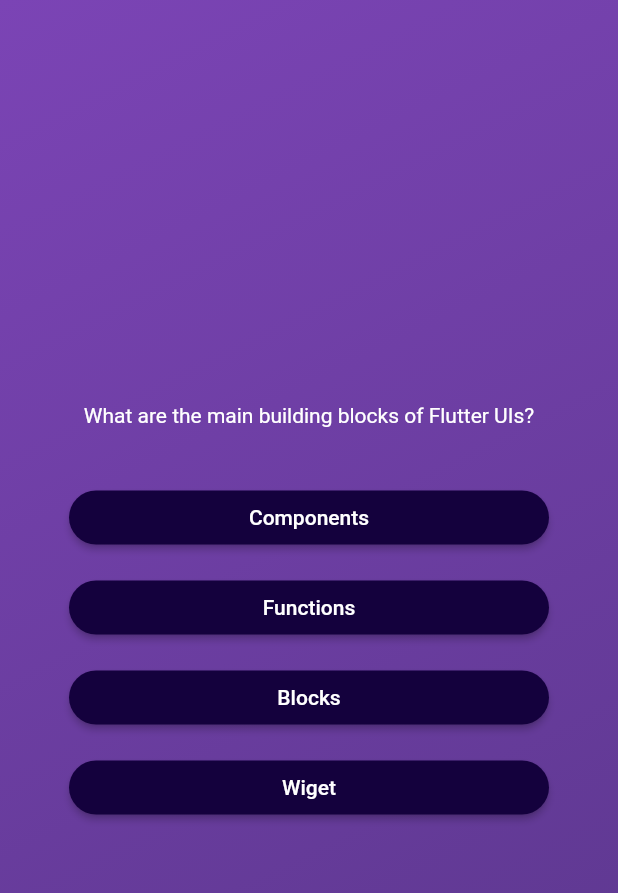
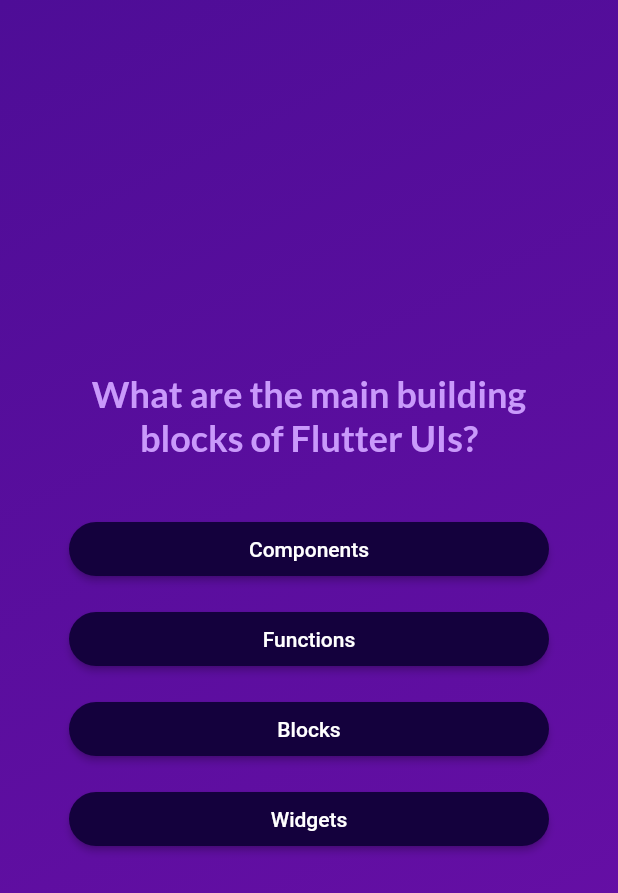
Before and after one commit to 0plek/quiz_app, a Flutter app: the screen it shows after launch, after a tap on "Start Quiz", on a phone screen of 412 x 824 dp. Shown: the top 893 px of the screen. Run offline on Flutter 3.47's test engine with Material 2 defaults, Android fonts, the phone set to English and light mode, and no system bars; our stand-ins replace google_fonts.

Commit message:
2-commit

```diff
--- a/lib/answear_button.dart
+++ b/lib/answer_button.dart
@@ -1,13 +1,13 @@
 import 'package:flutter/material.dart';
 
-class AnswearButton extends StatelessWidget {
-  const AnswearButton({
+class AnswerButton extends StatelessWidget {
+  const AnswerButton({
     super.key,
-    required this.answearText,
+    required this.answerText,
     required this.onTap,
   });
 
-  final String answearText;
+  final String answerText;
   final void Function() onTap;
 
   @override
@@ -24,7 +24,7 @@ class AnswearButton extends StatelessWidget {
             borderRadius: BorderRadius.circular(40),
           ),
         ),
-        child: Text(answearText),
+        child: Text(answerText),
       ),
     );
   }
--- a/lib/data/questions.dart
+++ b/lib/data/questions.dart
@@ -4,7 +4,7 @@ const questions = [
   QuizQuestion(
     'What are the main building blocks of Flutter UIs?',
     [
-      'Wiget',
+      'Widgets',
       'Components',
       'Blocks',
       'Functions',
--- a/lib/main.dart
+++ b/lib/main.dart
@@ -1,8 +1,7 @@
 import 'package:flutter/material.dart';
+
 import 'package:quizz_app/quiz.dart';
 
 void main() {
-  runApp(
-    const Quiz(),
-  );
+  runApp(const Quiz());
 }
--- a/lib/models/quiz_question.dart
+++ b/lib/models/quiz_question.dart
@@ -1,14 +1,11 @@
 class QuizQuestion {
-  const QuizQuestion(
-    this.text,
-    this.answears,
-  );
+  const QuizQuestion(this.text, this.answers);
 
   final String text;
-  final List<String> answears;
+  final List<String> answers;
 
-  List<String> getShuffledAnswears() {
-    final shuffledList = List.of(answears);
+  List<String> get shuffledAnswers {
+    final shuffledList = List.of(answers);
     shuffledList.shuffle();
     return shuffledList;
   }
--- a/lib/questions_screen.dart
+++ b/lib/questions_screen.dart
@@ -1,9 +1,16 @@
 import 'package:flutter/material.dart';
-import 'package:quizz_app/answear_button.dart';
+import 'package:google_fonts/google_fonts.dart';
+
+import 'package:quizz_app/answer_button.dart';
 import 'package:quizz_app/data/questions.dart';
 
 class QuestionsScreen extends StatefulWidget {
-  const QuestionsScreen({super.key});
+  const QuestionsScreen({
+    super.key,
+    required this.onSelectAnswer,
+  });
+
+  final void Function(String answer) onSelectAnswer;
 
   @override
   State<QuestionsScreen> createState() {
@@ -14,7 +21,8 @@ class QuestionsScreen extends StatefulWidget {
 class _QuestionsScreenState extends State<QuestionsScreen> {
   var currentQuestionIndex = 0;
 
-  void answearIndex() {
+  void answerQuestion(String selectedAnswer) {
+    widget.onSelectAnswer(selectedAnswer);
     setState(() {
       currentQuestionIndex++;
     });
@@ -34,17 +42,22 @@ class _QuestionsScreenState extends State<QuestionsScreen> {
           children: [
             Text(
               currentQuestion.text,
-              style: const TextStyle(
-                color: Colors.white,
+              style: GoogleFonts.lato(
+                color: const Color.fromARGB(255, 201, 153, 251),
+                fontSize: 24,
+                fontWeight: FontWeight.bold,
               ),
               textAlign: TextAlign.center,
             ),
-            const SizedBox(
-              height: 30,
-            ),
-            ...currentQuestion.getShuffledAnswears().map((item) {
-              return AnswearButton(answearText: item, onTap: answearIndex);
-            }),
+            const SizedBox(height: 30),
+            ...currentQuestion.shuffledAnswers.map((answer) {
+              return AnswerButton(
+                answerText: answer,
+                onTap: () {
+                  answerQuestion(answer);
+                },
+              );
+            })
           ],
         ),
       ),
--- a/lib/quiz.dart
+++ b/lib/quiz.dart
@@ -1,6 +1,9 @@
 import 'package:flutter/material.dart';
+
+import 'package:quizz_app/start_screen.dart';
 import 'package:quizz_app/questions_screen.dart';
-import 'package:quizz_app/start_screen.dart';
+import 'package:quizz_app/data/questions.dart';
+import 'package:quizz_app/results_screen.dart';
 
 class Quiz extends StatefulWidget {
   const Quiz({super.key});
@@ -12,32 +15,63 @@ class Quiz extends StatefulWidget {
 }
 
 class _QuizState extends State<Quiz> {
-  var activeScreen = 'start-screen';
+  List<String> _selectedAnswers = [];
+  var _activeScreen = 'start-screen';
 
-  void switchScreen() {
+  void _switchScreen() {
     setState(() {
-      activeScreen = 'questions-screen';
+      _activeScreen = 'questions-screen';
+    });
+  }
+
+  void _chooseAnswer(String answer) {
+    _selectedAnswers.add(answer);
+
+    if (_selectedAnswers.length == questions.length) {
+      setState(() {
+        _activeScreen = 'results-screen';
+      });
+    }
+  }
+
+  void restartQuiz() {
+    setState(() {
+      _selectedAnswers = [];
+      _activeScreen = 'questions-screen';
     });
   }
 
   @override
   Widget build(context) {
+    Widget screenWidget = StartScreen(_switchScreen);
+
+    if (_activeScreen == 'questions-screen') {
+      screenWidget = QuestionsScreen(
+        onSelectAnswer: _chooseAnswer,
+      );
+    }
+
+    if (_activeScreen == 'results-screen') {
+      screenWidget = ResultsScreen(
+        chosenAnswers: _selectedAnswers,
+        onRestart: restartQuiz,
+      );
+    }
+
     return MaterialApp(
       home: Scaffold(
         body: Container(
           decoration: const BoxDecoration(
             gradient: LinearGradient(
               colors: [
-                Color.fromARGB(255, 123, 68, 181),
-                Color.fromARGB(255, 89, 54, 138)
+                Color.fromARGB(255, 78, 13, 151),
+                Color.fromARGB(255, 107, 15, 168),
               ],
               begin: Alignment.topLeft,
               end: Alignment.bottomRight,
             ),
           ),
-          child: activeScreen != 'start-screen'
-              ? const QuestionsScreen()
-              : StartScreen(switchScreen),
+          child: screenWidget,
         ),
       ),
     );
--- a/lib/start_screen.dart
+++ b/lib/start_screen.dart
@@ -1,47 +1,39 @@
 import 'package:flutter/material.dart';
+import 'package:google_fonts/google_fonts.dart';
 
 class StartScreen extends StatelessWidget {
-  const StartScreen(this.switchScreen, {super.key});
+  const StartScreen(this.startQuiz, {super.key});
 
-  final void Function() switchScreen;
+  final void Function() startQuiz;
 
   @override
   Widget build(context) {
     return Center(
       child: Column(
         mainAxisSize: MainAxisSize.min,
-        mainAxisAlignment: MainAxisAlignment.center,
         children: [
           Image.asset(
             'assets/images/quiz-logo.png',
             width: 300,
             color: const Color.fromARGB(150, 255, 255, 255),
           ),
-          const SizedBox(
-            height: 80,
-          ),
-          const Text(
+          const SizedBox(height: 80),
+          Text(
             'Learn Flutter the fun way!',
-            style: TextStyle(
-              color: Color.fromARGB(255, 221, 209, 209),
-              fontSize: 20,
+            style: GoogleFonts.lato(
+              color: const Color.fromARGB(255, 237, 223, 252),
+              fontSize: 24,
             ),
           ),
-          const SizedBox(
-            height: 20,
-          ),
+          const SizedBox(height: 30),
           OutlinedButton.icon(
-            onPressed: () {
-              switchScreen();
-            },
+            onPressed: startQuiz,
             style: OutlinedButton.styleFrom(
               foregroundColor: Colors.white,
             ),
             icon: const Icon(Icons.arrow_right_alt),
-            label: const Text(
-              'Start Quiz',
-            ),
-          ),
+            label: const Text('Start Quiz'),
+          )
         ],
       ),
     );
--- a/pubspec.yaml
+++ b/pubspec.yaml
@@ -35,6 +35,7 @@ dependencies:
   # The following adds the Cupertino Icons font to your application.
   # Use with the CupertinoIcons class for iOS style icons.
   cupertino_icons: ^1.0.2
+  google_fonts: ^6.1.0
 
 dev_dependencies:
   flutter_test:
```
Also changed, not shown: lib/questions_summary/question_identifier.dart (added, +35 -0 lines), lib/questions_summary/questions_summary.dart (added, +25 -0 lines), lib/questions_summary/summary_item.dart (added, +58 -0 lines), lib/results_screen.dart (added, +79 -0 lines), pubspec.lock, 1 other file.
